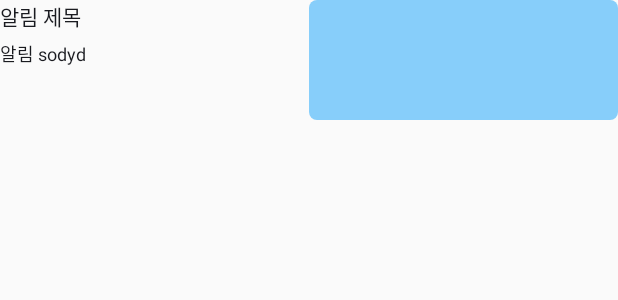
After one commit to Freerider-song/EgService_ANDROID, an Android app: the layout custom_notification.xml on its own in the app's theme, with its tools: preview values and no code run, on a phone screen of 412 x 824 dp. The commit adds this screen. Shown: the top 300 px of the screen. Run offline under Robolectric (Android 15) with nearby library versions, the phone set to English and light mode, and no system bars.

Commit message:
푸시 2021.07.29

```diff
--- a/build.gradle
+++ b/build.gradle
@@ -45,6 +45,10 @@ dependencies {
 
     implementation 'com.google.android.gms:play-services-maps:17.0.1'
     implementation 'com.google.android.gms:play-services-location:18.0.0'
+
+    // url to Image
+    implementation 'com.github.bumptech.glide:glide:4.9.0'
+    annotationProcessor 'com.github.bumptech.glide:compiler:4.9.0'
 }
 
 apply plugin: 'com.google.gms.google-services'
--- a/src/main/AndroidManifest.xml
+++ b/src/main/AndroidManifest.xml
@@ -15,6 +15,7 @@
     <uses-permission android:name="android.permission.RECEIVE_BOOT_COMPLETED" />
     <uses-permission android:name="android.permission.FOREGROUND_SERVICE" />
     <uses-permission android:name="android.permission.REQUEST_IGNORE_BATTERY_OPTIMIZATIONS" />
+    <uses-permission android:name="android.permission.SYSTEM_ALERT_WINDOW"/>
 
     <application
         android:name=".CaApplication"
@@ -24,7 +25,10 @@
         android:largeHeap="true"
         android:theme="@style/AppTheme.NoActionBar"
         android:usesCleartextTraffic="false">
-        <activity android:name=".activity.ActivityPopUpLocked"></activity>
+        <activity
+            android:name=".activity.ActivityPopUpLocked"
+            android:screenOrientation="portrait"
+            android:theme="@style/Theme.NoActionBar.Dialog"/>
         <activity
             android:name=".activity.ActivitySiteState2"
             android:screenOrientation="portrait"
--- /dev/null
+++ b/src/main/res/layout/custom_notification.xml
@@ -0,0 +1,51 @@
+<?xml version="1.0" encoding="utf-8"?>
+<LinearLayout xmlns:android="http://schemas.android.com/apk/res/android"
+    xmlns:app="http://schemas.android.com/apk/res-auto"
+    xmlns:tools="http://schemas.android.com/tools"
+    android:layout_width="match_parent"
+    android:layout_height="80dp"
+    android:orientation="horizontal">
+
+    <LinearLayout
+        android:layout_width="match_parent"
+        android:layout_height="match_parent"
+        android:layout_marginRight="2dp"
+        android:layout_weight="1"
+        android:orientation="vertical">
+
+        <TextView
+            android:id="@+id/tv_push_title"
+            style="@style/TextAppearance.Compat.Notification.Title"
+            android:layout_width="match_parent"
+            android:layout_height="wrap_content"
+            android:singleLine="true"
+            android:text="알림 제목"
+            app:layout_constraintEnd_toStartOf="@+id/iv_push"
+            app:layout_constraintStart_toStartOf="parent"
+            app:layout_constraintTop_toTopOf="parent" />
+
+        <TextView
+            android:id="@+id/tv_push_content"
+            style="@style/TextAppearance.Compat.Notification.Info"
+            android:layout_width="match_parent"
+            android:layout_height="wrap_content"
+            android:layout_marginTop="5dp"
+            android:text="알림 sodyd"
+            app:layout_constraintEnd_toStartOf="@+id/iv_push"
+            app:layout_constraintStart_toStartOf="parent"
+            app:layout_constraintTop_toBottomOf="@+id/tv_push_title" />
+    </LinearLayout>
+
+    <ImageView
+        android:id="@+id/iv_push"
+        android:layout_width="match_parent"
+        android:layout_height="match_parent"
+        android:layout_weight="1"
+        android:scaleType="centerCrop"
+        app:layout_constraintBottom_toBottomOf="parent"
+        app:layout_constraintEnd_toEndOf="parent"
+        app:layout_constraintStart_toStartOf="@+id/guideline6"
+        app:layout_constraintTop_toTopOf="parent"
+        app:srcCompat="@drawable/btn_blue" />
+
+</LinearLayout>
```
Also changed, not shown: src/main/java/com/enernet/eg/CaEngine.java (+8 -1 lines), src/main/java/com/enernet/eg/ServicePush.java (+133 -20 lines), src/main/java/com/enernet/eg/activity/ActivityPopUpLocked.java (+5 -4 lines), src/main/res/drawable/shape_round_corner_dark_gray_stroke.xml (added, +9 -0 lines), src/main/res/layout/activity_pop_up_locked.xml (+14 -6 lines), src/main/res/layout/custom_expanded.xml (added, +42 -0 lines), 98 other files.
